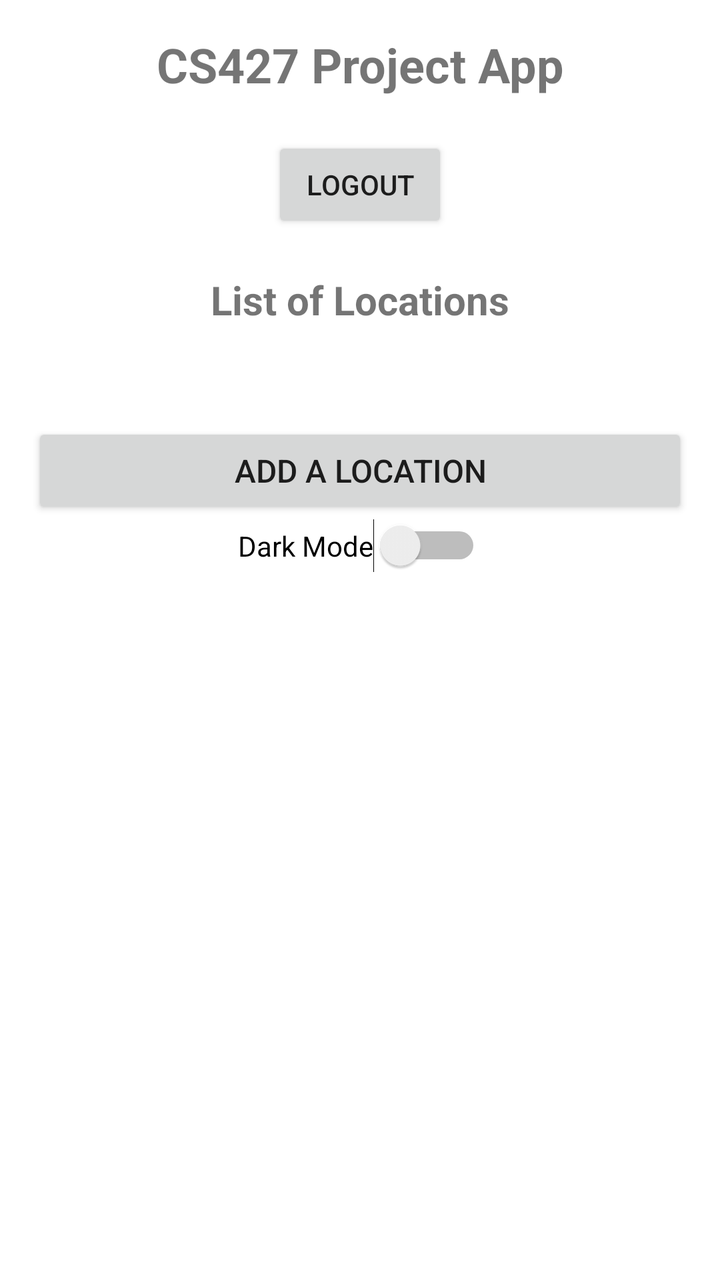
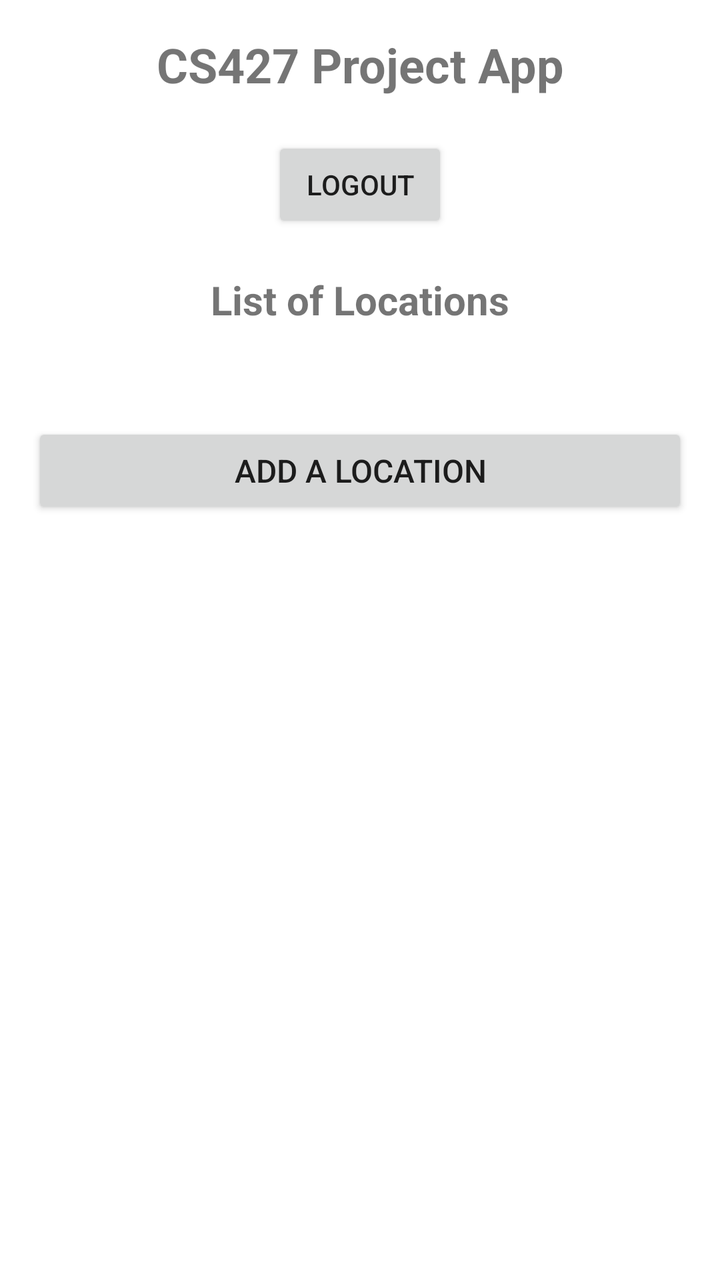

Screens rendered from an Android XML layout before and after an edit, with the pre-edit source and the edit as a unified diff.
<!-- AndroidManifest.xml: application theme Theme.MyFirstApp -->
<!-- res/layout/activity_main.xml -->
<?xml version="1.0" encoding="utf-8"?>
<LinearLayout xmlns:android="http://schemas.android.com/apk/res/android"
    xmlns:app="http://schemas.android.com/apk/res-auto"
    xmlns:tools="http://schemas.android.com/tools"
    android:layout_width="match_parent"
    android:layout_height="match_parent"
    android:orientation="vertical"
    android:padding="16dp"
    android:gravity="center_horizontal"
    tools:context=".MainActivity">

    
    <TextView
        android:id="@+id/app_header"
        android:layout_width="match_parent"
        android:layout_height="wrap_content"
        android:text="CS427 Project App"
        android:textSize="24sp"
        android:textStyle="bold"
        android:gravity="center"
        android:paddingBottom="20dp" />

    
    <LinearLayout
        android:layout_width="match_parent"
        android:layout_height="wrap_content"
        android:orientation="horizontal"
        android:gravity="center"
        android:layout_marginBottom="20dp">



        <Button
            android:id="@+id/logout_btn"
            android:layout_width="wrap_content"
            android:layout_height="wrap_content"
            android:text="Logout"
            android:padding="8dp" />
    </LinearLayout>

    
    <TextView
        android:id="@+id/list_header"
        android:layout_width="match_parent"
        android:layout_height="wrap_content"
        android:text="List of Locations"
        android:textSize="20sp"
        android:textStyle="bold"
        android:gravity="center"
        android:paddingBottom="16dp" />

    
    <LinearLayout
        android:id="@+id/cityListContainer"
        android:layout_width="match_parent"
        android:layout_height="wrap_content"
        android:orientation="vertical">

    </LinearLayout>

    
    <View
        android:layout_width="match_parent"
        android:layout_height="16dp" />

    
    <Button
        android:id="@+id/buttonAddLocation"
        android:layout_width="match_parent"
        android:layout_height="wrap_content"
        android:text="Add a Location"
        android:padding="12dp"
        android:textSize="16sp"
        android:layout_marginTop="16dp" />
    <Switch
        android:id="@+id/themeSwitch"
        android:layout_width="wrap_content"
        android:layout_height="wrap_content"
        android:text="Dark Mode" />

</LinearLayout>
<!-- resources referenced by this layout -->
<resources>
  <style name="Theme.MyFirstApp" parent="Theme.MaterialComponents.DayNight.DarkActionBar">
          
          <item name="colorPrimary">@color/purple_500</item>
          <item name="colorPrimaryVariant">@color/purple_700</item>
          <item name="colorOnPrimary">@color/white</item>
          
          <item name="colorSecondary">@color/teal_200</item>
          <item name="colorSecondaryVariant">@color/teal_700</item>
          <item name="colorOnSecondary">@color/black</item>
          
          <item name="android:statusBarColor" tools:targetApi="l">?attr/colorPrimaryVariant</item>
          
      </style>
  <color name="purple_500">#FF6200EE</color>
  <color name="purple_700">#FF3700B3</color>
  <color name="white">#FFFFFFFF</color>
  <color name="teal_200">#FF03DAC5</color>
  <color name="teal_700">#FF018786</color>
  <color name="black">#FF000000</color>
</resources>

<!-- the commit's change to res/layout/activity_main.xml (unified diff, before → after) -->
@@ -72,10 +72,6 @@
         android:padding="12dp"
         android:textSize="16sp"
         android:layout_marginTop="16dp" />
-    <Switch
-        android:id="@+id/themeSwitch"
-        android:layout_width="wrap_content"
-        android:layout_height="wrap_content"
-        android:text="Dark Mode" />
+    
 
 </LinearLayout>
